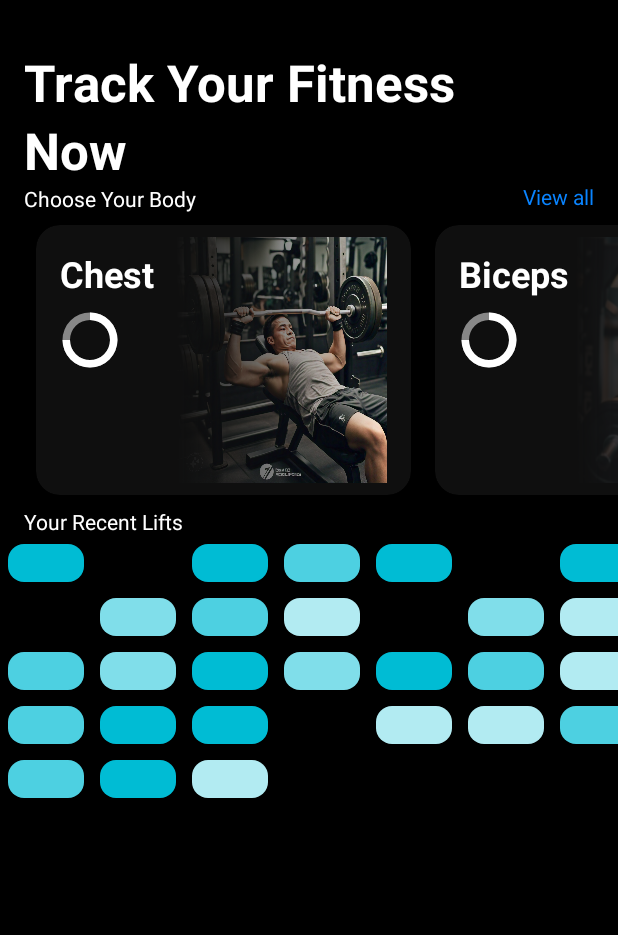
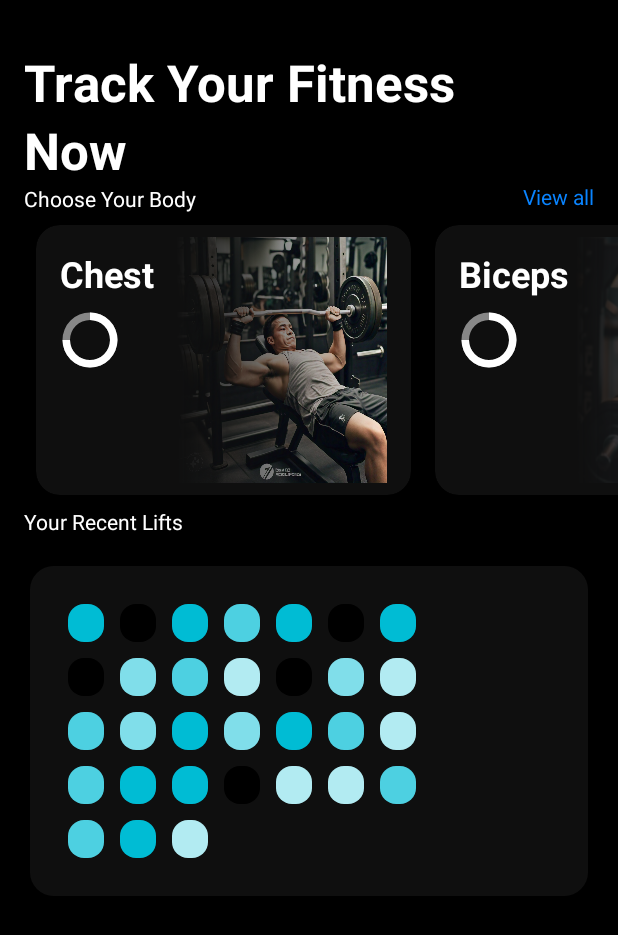
Before and after one commit to athul6560/PRTrack, an Android app: the screen it shows after launch (MainActivity), on a phone screen of 412 x 824 dp. Shown: the top 935 px of the screen. Run offline under Robolectric (Android 15) with nearby library versions, the phone set to English and light mode, and no system bars; our stand-ins replace Room's generated code.

Commit message:
graph view

```diff
--- a/app/src/main/java/com/zeezaglobal/prtrack/Activities/MainActivity.kt
+++ b/app/src/main/java/com/zeezaglobal/prtrack/Activities/MainActivity.kt
@@ -88,7 +88,7 @@
         val totalGapSpace = (columns - 1) * margin
         val rectWidth = (screenWidth - padding - totalGapSpace) / columns
         val rectHeight = rectWidth / 2 // Rectangle aspect ratio
-        return Triple(rectWidth, rectHeight, margin)
+        return Triple(rectWidth-40, rectHeight, margin)
     }
 
     private fun generateMockActivityData(): List<Int> {
--- a/app/src/main/res/layout/activity_main.xml
+++ b/app/src/main/res/layout/activity_main.xml
@@ -513,15 +513,23 @@
         app:layout_constraintStart_toStartOf="parent"
         app:layout_constraintTop_toBottomOf="@+id/horizontalScrollView" />
 
-    <GridLayout
-        android:id="@+id/contributionGrid"
-        android:layout_width="0dp"
-        android:layout_height="0dp"
-        android:columnCount="7"
-        android:rowCount="6"
-        app:layout_constraintBottom_toBottomOf="parent"
+
+
+    <RelativeLayout
+        android:layout_width="match_parent"
+        android:layout_height="wrap_content"
+       android:layout_margin="20dp"
+        android:padding="20dp"
+        android:background="@drawable/rounded_gradient"
         app:layout_constraintEnd_toEndOf="parent"
         app:layout_constraintStart_toStartOf="parent"
         app:layout_constraintTop_toBottomOf="@+id/textView5">
-    </GridLayout>
+        <GridLayout
+            android:id="@+id/contributionGrid"
+            android:layout_width="match_parent"
+            android:layout_height="wrap_content"
+            android:columnCount="7"
+            android:rowCount="6"
+          android:layout_centerInParent="true"/>
+    </RelativeLayout>
 </androidx.constraintlayout.widget.ConstraintLayout>
```
